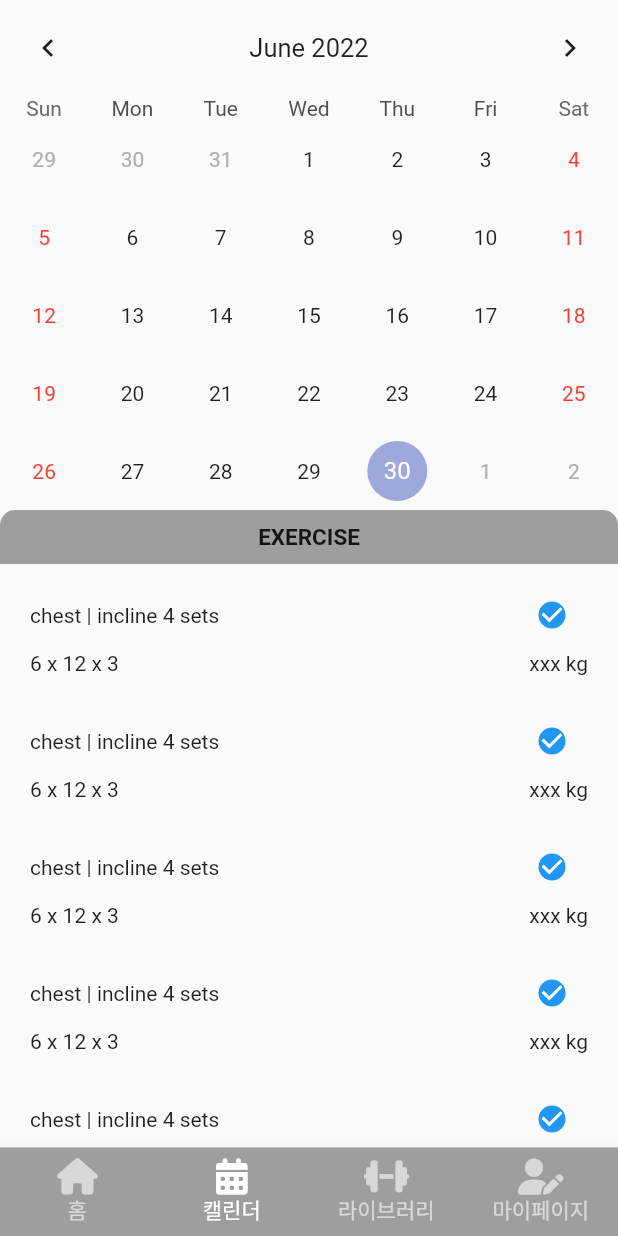
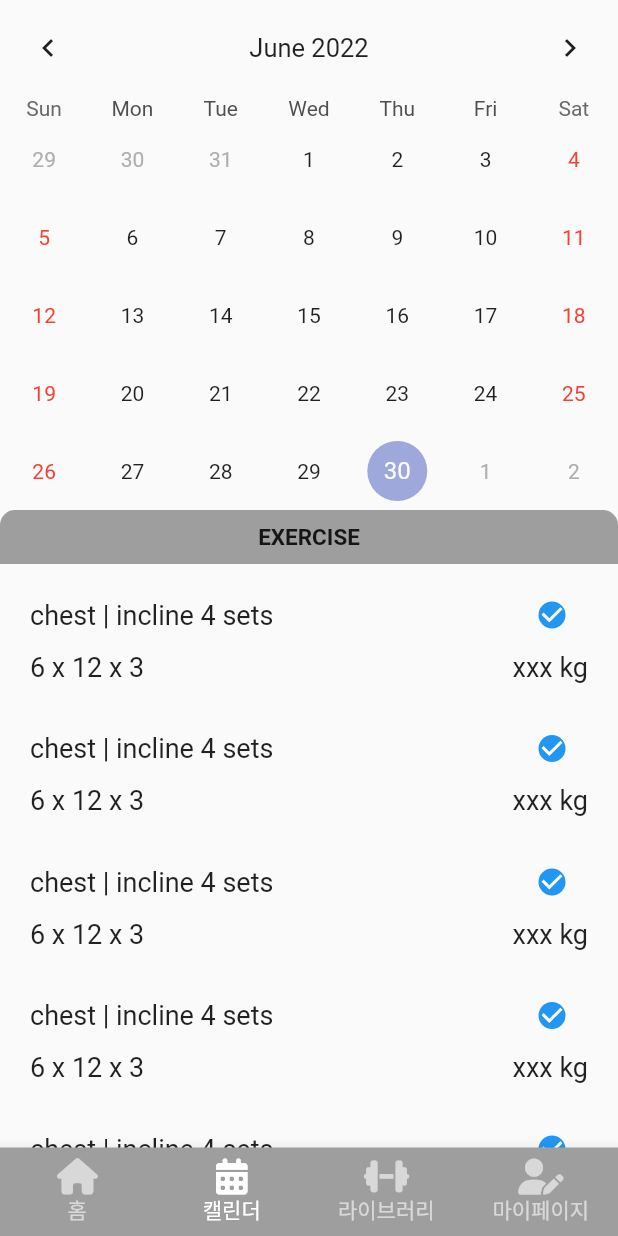
Before and after one commit to ssadakk/workout_history, a Flutter app: the screen it shows after launch, item 2 of the bottom bar chosen, on a phone screen of 412 x 824 dp. Run offline on Flutter 3.47's test engine with Material 2 defaults, Android fonts, the phone set to English and light mode, and no system bars; drawn by our look-alikes of table_calendar; our stand-ins replace font_awesome_flutter, logger.

Commit message:
add scroll, modify text size

```diff
--- a/lib/view/calendar/record_simple_cell.dart
+++ b/lib/view/calendar/record_simple_cell.dart
@@ -1,37 +1,56 @@
 import 'package:flutter/material.dart';
-
 
 class RecordSimpleCell extends StatelessWidget {
   const RecordSimpleCell({Key? key}) : super(key: key);
 
+  final double? _fontSize = 18;
+
   @override
   Widget build(BuildContext context) {
     return Padding(
-      padding: EdgeInsets.fromLTRB(20, 10, 20, 10),
+      padding: const EdgeInsets.fromLTRB(20, 10, 20, 10),
       child: Column(
         children: [
           Row(
             children: [
-              Expanded(flex: 5, child: Text('chest | incline 4 sets')),
+              Expanded(
+                  flex: 5,
+                  child: Text(
+                    'chest | incline 4 sets',
+                    style: TextStyle(
+                      fontSize: _fontSize,
+                    ),
+                  )),
               Expanded(
                 flex: 1,
                 child: Align(
                   alignment: Alignment.centerRight,
                   child: Checkbox(
-                      shape: CircleBorder(),
-                      value: true,
-                      onChanged: (_){}),
+                      shape: const CircleBorder(), value: true, onChanged: (_) {}),
                 ),
               )
             ],
           ),
           Row(
             children: [
-              Expanded(flex: 5, child: Text('6 x 12 x 3')),
+              Expanded(
+                  flex: 5,
+                  child: Text(
+                    '6 x 12 x 3',
+                    style: TextStyle(
+                      fontSize: _fontSize,
+                    ),
+                  )),
               Expanded(
                   flex: 1,
                   child: Align(
-                      alignment: Alignment.centerRight, child: Text('xxx kg')))
+                      alignment: Alignment.centerRight,
+                      child: Text(
+                        'xxx kg',
+                        style: TextStyle(
+                          fontSize: _fontSize,
+                        ),
+                      )))
             ],
           )
         ],
--- a/lib/view/calendar/record_simple_list.dart
+++ b/lib/view/calendar/record_simple_list.dart
@@ -35,6 +35,16 @@ class RecordSimpleList extends StatelessWidget {
         RecordSimpleCell(),
         RecordSimpleCell(),
         RecordSimpleCell(),
+        RecordSimpleCell(),
+        RecordSimpleCell(),
+        RecordSimpleCell(),
+        RecordSimpleCell(),
+        RecordSimpleCell(),
+        RecordSimpleCell(),
+        RecordSimpleCell(),
+        RecordSimpleCell(),
+        RecordSimpleCell(),
+        RecordSimpleCell(),
       ],
     );
   }
--- a/lib/view/calendar_view.dart
+++ b/lib/view/calendar_view.dart
@@ -19,7 +19,8 @@ class _CalendarViewState extends State<CalendarView> {
 
   @override
   Widget build(BuildContext context) {
-    return Column(
+    return SingleChildScrollView(
+      child: Column(
         children: [
           TableCalendar(
             firstDay: DateTime.utc(1970, 1, 1),
@@ -62,6 +63,7 @@ class _CalendarViewState extends State<CalendarView> {
           ),
           RecordSimpleList(),
         ],
+      ),
     );
   }
 }
```
Lines whose indentation alone changed are shown as unchanged.
